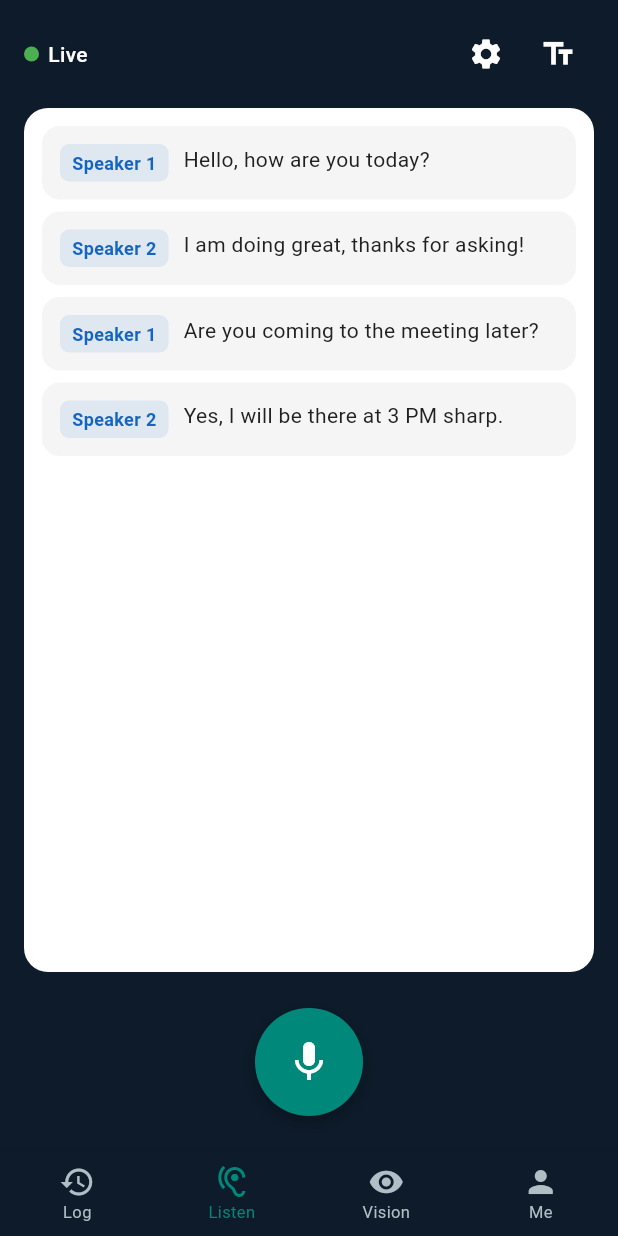
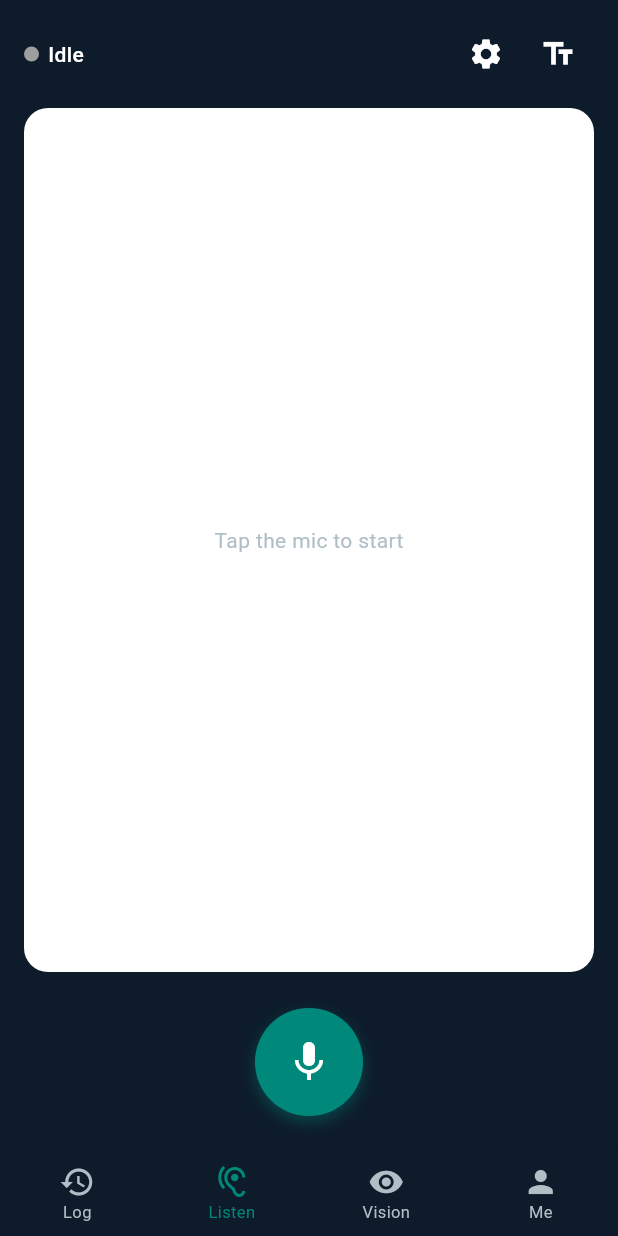
Before and after one commit to hammadkhaanhere/EchoSee, a Flutter app: the HomeScreen screen opened directly with empty values, on a phone screen of 412 x 824 dp. Run offline on Flutter 3.47's test engine with Material 3 defaults, Android fonts, the phone set to English and light mode, and no system bars; our stand-ins replace shared_preferences; accounts and stored records are empty.

Commit message:
update: fade in animations added, home screen updated

```diff
--- a/lib/screens/home_screen.dart
+++ b/lib/screens/home_screen.dart
@@ -1,3 +1,4 @@
+import 'dart:async';
 import 'package:flutter/material.dart';
 import '../constants/app_colors.dart';
 import '../state/app_state.dart';
@@ -19,13 +20,31 @@ class HomeScreen extends StatefulWidget {
 
 class _HomeScreenState extends State<HomeScreen> {
   int _currentIndex = 1;
+  bool _isListening = false;
+  Timer? _timer;
+  int _fakeIndex = 0;
+  final List<Map<String, String>> _displayed = [];
+  final ScrollController _scrollCtrl = ScrollController();
 
-  final List<Map<String, String>> _subtitles = [
-    {'speaker': 'Speaker 1', 'text': 'Hello, how are you today?'},
-    {'speaker': 'Speaker 2', 'text': 'I am doing great, thanks for asking!'},
-    {'speaker': 'Speaker 1', 'text': 'Are you coming to the meeting later?'},
-    {'speaker': 'Speaker 2', 'text': 'Yes, I will be there at 3 PM sharp.'},
+  static const List<Map<String, String>> _fakeSubtitles = [
+    {'speaker': 'Speaker 1', 'text': 'Welcome to EchoSee live transcription.'},
+    {'speaker': 'Speaker 2', 'text': 'This is a simulated conversation demo.'},
+    {'speaker': 'Speaker 1', 'text': 'Each subtitle fades and slides up smoothly.'},
+    {'speaker': 'Speaker 2', 'text': 'Tap the mic again to pause at any time.'},
+    {'speaker': 'Speaker 1', 'text': 'When all entries are shown it stops.'},
+    {'speaker': 'Speaker 2', 'text': 'Transcripts are saved to your Log tab.'},
+    {'speaker': 'Speaker 1', 'text': 'Premium users get unlimited history.'},
+    {'speaker': 'Speaker 2', 'text': 'With search by keyword or date.'},
+    {'speaker': 'Speaker 1', 'text': 'You can also export transcripts as PDF.'},
+    {'speaker': 'Speaker 2', 'text': 'Check the Log tab to view them all.'},
   ];
+
+  @override
+  void dispose() {
+    _timer?.cancel();
+    _scrollCtrl.dispose();
+    super.dispose();
+  }
 
   @override
   Widget build(BuildContext context) {
@@ -88,18 +107,19 @@ class _HomeScreenState extends State<HomeScreen> {
           Row(
             mainAxisSize: MainAxisSize.min,
             children: [
-              Container(
+              AnimatedContainer(
+                duration: const Duration(milliseconds: 300),
                 width: 10,
                 height: 10,
-                decoration: const BoxDecoration(
+                decoration: BoxDecoration(
                   shape: BoxShape.circle,
-                  color: AppColors.greenLive,
+                  color: _isListening ? AppColors.greenLive : Colors.grey,
                 ),
               ),
               const SizedBox(width: 6),
-              const Text(
-                'Live',
-                style: TextStyle(
+              Text(
+                _isListening ? 'Live' : 'Idle',
+                style: const TextStyle(
                   color: AppColors.textPrimary,
                   fontSize: 14,
                   fontWeight: FontWeight.w500,
@@ -125,6 +145,100 @@ class _HomeScreenState extends State<HomeScreen> {
         ],
       ),
     );
+  }
+
+  Widget _buildSubtitleArea() {
+    final isDark = widget.appState.themeMode == ThemeMode.dark;
+    return Container(
+      margin: const EdgeInsets.symmetric(horizontal: 16),
+      decoration: BoxDecoration(
+        color: isDark
+            ? widget.appState.subtitleBgColor.withValues(alpha: 0.15)
+            : widget.appState.subtitleBgColor,
+        borderRadius: BorderRadius.circular(16),
+      ),
+      child: _displayed.isEmpty
+          ? Center(
+              child: Text(
+                'Tap the mic to start',
+                style: TextStyle(
+                  color:
+                      isDark ? AppColors.darkSubtitleText : AppColors.textSecondary,
+                  fontSize: 14,
+                ),
+              ),
+            )
+          : ListView.builder(
+              controller: _scrollCtrl,
+              padding: const EdgeInsets.all(12),
+              itemCount: _displayed.length,
+              itemBuilder: (context, index) {
+                final item = _displayed[index];
+                return _AnimatedSubtitle(
+                  key: ValueKey('sub_${item.hashCode}_$index'),
+                  speaker: item['speaker']!,
+                  text: item['text']!,
+                  isDark: isDark,
+                  textScale: widget.appState.textScaleFactor,
+                );
+              },
+            ),
+    );
+  }
+
+  Widget _buildBottomMic() {
+    return Padding(
+      padding: const EdgeInsets.symmetric(vertical: 24),
+      child: GestureDetector(
+        onTap: _toggleListening,
+        child: _PulsingMic(isListening: _isListening),
+      ),
+    );
+  }
+
+  void _toggleListening() {
+    if (_isListening) {
+      _timer?.cancel();
+      setState(() => _isListening = false);
+    } else {
+      if (_fakeIndex >= _fakeSubtitles.length) {
+        _fakeIndex = 0;
+        _displayed.clear();
+      }
+      setState(() => _isListening = true);
+      _addNext();
+      _timer = Timer.periodic(const Duration(seconds: 2), (_) => _addNext());
+    }
+  }
+
+  void _addNext() {
+    if (_fakeIndex >= _fakeSubtitles.length) {
+      _timer?.cancel();
+      setState(() => _isListening = false);
+      return;
+    }
+    final item = _fakeSubtitles[_fakeIndex];
+    _fakeIndex++;
+
+    final t = Transcript(
+      id: DateTime.now().millisecondsSinceEpoch.toString(),
+      speaker: item['speaker']!,
+      text: item['text']!,
+      timestamp: DateTime.now(),
+    );
+    widget.appState.addTranscript(t);
+
+    setState(() => _displayed.add(item));
+
+    WidgetsBinding.instance.addPostFrameCallback((_) {
+      if (_scrollCtrl.hasClients) {
+        _scrollCtrl.animateTo(
+          _scrollCtrl.position.maxScrollExtent,
+          duration: const Duration(milliseconds: 300),
+          curve: Curves.easeOut,
+        );
+      }
+    });
   }
 
   void _showFontSheet() {
@@ -167,34 +281,152 @@ class _HomeScreenState extends State<HomeScreen> {
       ),
     );
   }
+}
 
-  Widget _buildSubtitleArea() {
-    final isDark = widget.appState.themeMode == ThemeMode.dark;
-    return Container(
-      margin: const EdgeInsets.symmetric(horizontal: 16),
-      decoration: BoxDecoration(
-        color: isDark
-            ? widget.appState.subtitleBgColor.withValues(alpha: 0.15)
-            : widget.appState.subtitleBgColor,
-        borderRadius: BorderRadius.circular(16),
+// ─── Pulsing Mic ──────────────────────────────────────────
+
+class _PulsingMic extends StatefulWidget {
+  final bool isListening;
+  const _PulsingMic({required this.isListening});
+
+  @override
+  State<_PulsingMic> createState() => _PulsingMicState();
+}
+
+class _PulsingMicState extends State<_PulsingMic>
+    with SingleTickerProviderStateMixin {
+  late AnimationController _ctrl;
+  late Animation<double> _scaleAnim;
+
+  @override
+  void initState() {
+    super.initState();
+    _ctrl = AnimationController(
+      vsync: this,
+      duration: const Duration(milliseconds: 800),
+    );
+    _scaleAnim = Tween<double>(begin: 1.0, end: 1.15).animate(
+      CurvedAnimation(parent: _ctrl, curve: Curves.easeInOut),
+    );
+    if (widget.isListening) {
+      _ctrl.repeat(reverse: true);
+    }
+  }
+
+  @override
+  void didUpdateWidget(_PulsingMic old) {
+    super.didUpdateWidget(old);
+    if (widget.isListening && !old.isListening) {
+      _ctrl.repeat(reverse: true);
+    } else if (!widget.isListening && old.isListening) {
+      _ctrl.stop();
+      _ctrl.reset();
+    }
+  }
+
+  @override
+  void dispose() {
+    _ctrl.dispose();
+    super.dispose();
+  }
+
+  @override
+  Widget build(BuildContext context) {
+    return ScaleTransition(
+      scale: _scaleAnim,
+      child: Container(
+        width: 72,
+        height: 72,
+        decoration: BoxDecoration(
+          shape: BoxShape.circle,
+          color: widget.isListening ? Colors.redAccent : AppColors.teal,
+          boxShadow: [
+            BoxShadow(
+              color: (widget.isListening ? Colors.redAccent : AppColors.teal)
+                  .withValues(alpha: 0.4),
+              blurRadius: widget.isListening ? 16 : 8,
+              offset: const Offset(0, 4),
+            ),
+          ],
+        ),
+        child: Icon(
+          widget.isListening ? Icons.stop : Icons.mic,
+          color: Colors.white,
+          size: 32,
+        ),
       ),
-      child: ListView.builder(
-        padding: const EdgeInsets.all(12),
-        itemCount: _subtitles.length,
-        itemBuilder: (context, index) {
-          final item = _subtitles[index];
-          return _buildDialogueBubble(item['speaker']!, item['text']!, isDark);
-        },
+    );
+  }
+}
+
+// ─── Animated Subtitle Tile ──────────────────────────────
+
+class _AnimatedSubtitle extends StatefulWidget {
+  final String speaker;
+  final String text;
+  final bool isDark;
+  final double textScale;
+
+  const _AnimatedSubtitle({
+    super.key,
+    required this.speaker,
+    required this.text,
+    required this.isDark,
+    required this.textScale,
+  });
+
+  @override
+  State<_AnimatedSubtitle> createState() => _AnimatedSubtitleState();
+}
+
+class _AnimatedSubtitleState extends State<_AnimatedSubtitle>
+    with SingleTickerProviderStateMixin {
+  late AnimationController _ctrl;
+  late Animation<double> _fadeAnim;
+  late Animation<Offset> _slideAnim;
+
+  @override
+  void initState() {
+    super.initState();
+    _ctrl = AnimationController(
+      vsync: this,
+      duration: const Duration(milliseconds: 300),
+    );
+    _fadeAnim = Tween<double>(begin: 0, end: 1).animate(
+      CurvedAnimation(parent: _ctrl, curve: Curves.easeIn),
+    );
+    _slideAnim = Tween<Offset>(
+      begin: const Offset(0, 0.3),
+      end: Offset.zero,
+    ).animate(
+      CurvedAnimation(parent: _ctrl, curve: Curves.easeOut),
+    );
+    _ctrl.forward();
+  }
+
+  @override
+  void dispose() {
+    _ctrl.dispose();
+    super.dispose();
+  }
+
+  @override
+  Widget build(BuildContext context) {
+    return FadeTransition(
+      opacity: _fadeAnim,
+      child: SlideTransition(
+        position: _slideAnim,
+        child: _buildBubble(),
       ),
     );
   }
 
-  Widget _buildDialogueBubble(String speaker, String text, bool isDark) {
+  Widget _buildBubble() {
     return Container(
       margin: const EdgeInsets.only(bottom: 8),
       padding: const EdgeInsets.all(12),
       decoration: BoxDecoration(
-        color: isDark ? AppColors.darkCard : AppColors.cardBackground,
+        color: widget.isDark ? AppColors.darkCard : AppColors.cardBackground,
         borderRadius: BorderRadius.circular(12),
       ),
       child: Row(
@@ -207,7 +439,7 @@ class _HomeScreenState extends State<HomeScreen> {
               borderRadius: BorderRadius.circular(6),
             ),
             child: Text(
-              speaker,
+              widget.speaker,
               style: const TextStyle(
                 color: AppColors.speakerLabel,
                 fontSize: 12,
@@ -218,10 +450,12 @@ class _HomeScreenState extends State<HomeScreen> {
           const SizedBox(width: 10),
           Expanded(
             child: Text(
-              text,
+              widget.text,
               style: TextStyle(
-                color: isDark ? AppColors.darkSubtitleText : AppColors.subtitleText,
-                fontSize: 14 * widget.appState.textScaleFactor,
+                color: widget.isDark
+                    ? AppColors.darkSubtitleText
+                    : AppColors.subtitleText,
+                fontSize: 14 * widget.textScale,
               ),
             ),
           ),
@@ -229,45 +463,4 @@ class _HomeScreenState extends State<HomeScreen> {
       ),
     );
   }
-
-  Widget _buildBottomMic() {
-    return Padding(
-      padding: const EdgeInsets.symmetric(vertical: 24),
-      child: Center(
-        child: Container(
-          width: 72,
-          height: 72,
-          decoration: const BoxDecoration(
-            shape: BoxShape.circle,
-            color: AppColors.teal,
-            boxShadow: [
-              BoxShadow(
-                color: Colors.black26,
-                blurRadius: 8,
-                offset: Offset(0, 4),
-              ),
-            ],
-          ),
-          child: IconButton(
-            icon: const Icon(Icons.mic, color: Colors.white, size: 32),
-            onPressed: () {
-              final t = Transcript(
-                id: DateTime.now().millisecondsSinceEpoch.toString(),
-                speaker: 'Speaker ${(_subtitles.length % 2) + 1}',
-                text: 'Simulated transcription entry.',
-                timestamp: DateTime.now(),
-              );
-              widget.appState.addTranscript(t);
-              ScaffoldMessenger.of(context).showSnackBar(
-                const SnackBar(
-                  content: Text('Transcript saved'),
-                  duration: Duration(seconds: 1),
-                ),
-              );
-            },
-          ),
-        ),
-      ),
-    );
-  }
 }
```
